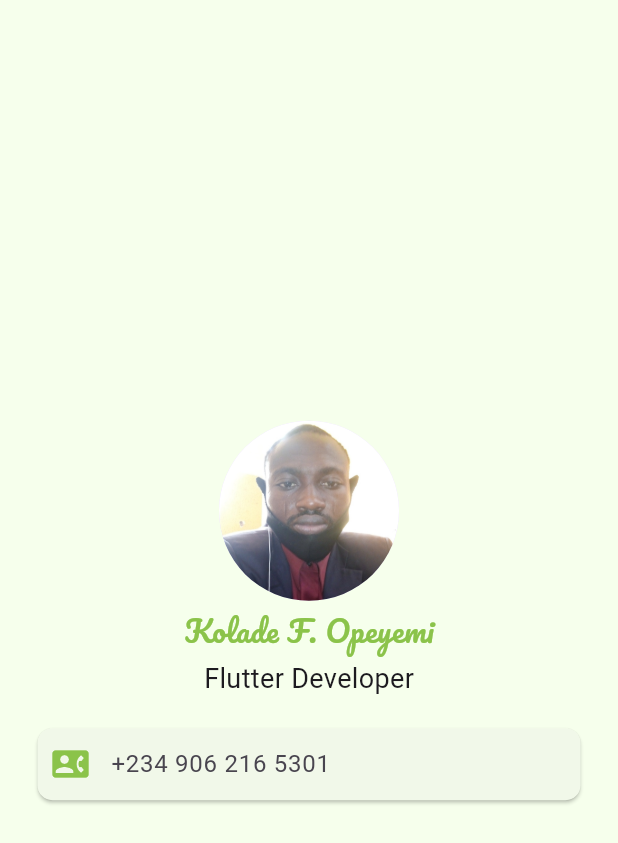
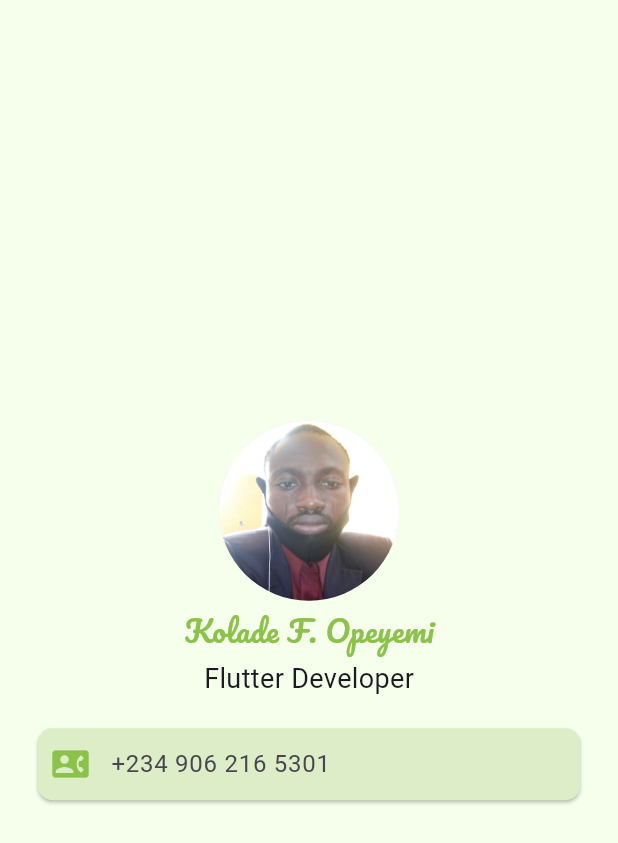
Before and after one commit to adedayo924/Flutter-App-Development-Training, a Flutter app: the screen it shows after launch, on a phone screen of 412 x 824 dp. Shown: the top 843 px of the screen. Run offline on Flutter 3.47's test engine with Material 3 defaults, Android fonts, the light colour scheme and no system bars; Roboto replaces fonts that are missing (Times New Roman).

Commit message:
restyled the reusable widget color

```diff
--- a/Beginner_Projects/mi_card/lib/components/text_fields.dart
+++ b/Beginner_Projects/mi_card/lib/components/text_fields.dart
@@ -13,7 +13,7 @@ class IconTextFieldRow extends StatelessWidget {
   @override
   Widget build(BuildContext context) {
     return Card(
-      color: Colors.lightGreen[50],
+      color: Colors.lightGreen[100],
       margin: const EdgeInsets.symmetric(vertical: 10, horizontal: 25),
       shape: RoundedRectangleBorder(
         borderRadius: BorderRadius.circular(10),
```
